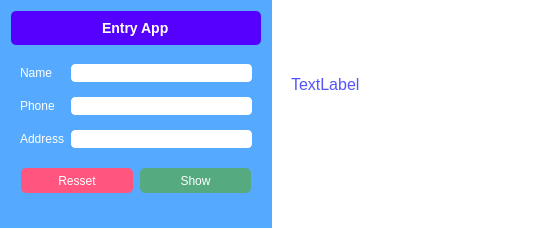
This is user_entry.ui in ngovhoan/LearnQt as Qt 5 draws it before an edit. The edited form follows.
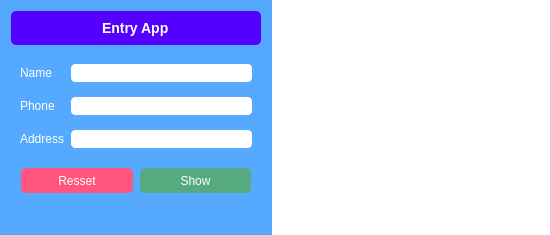
This is the edited form.

```diff
--- a/user_entry.ui
+++ b/user_entry.ui
@@ -7,7 +7,7 @@
     <x>0</x>
     <y>0</y>
     <width>550</width>
-    <height>228</height>
+    <height>235</height>
    </rect>
   </property>
   <property name="windowTitle">
@@ -338,13 +338,13 @@
          <property name="minimumSize">
           <size>
            <width>0</width>
-           <height>150</height>
+           <height>200</height>
           </size>
          </property>
          <property name="maximumSize">
           <size>
            <width>16777215</width>
-           <height>150</height>
+           <height>16777215</height>
           </size>
          </property>
          <property name="frameShape">
@@ -353,27 +353,6 @@
          <property name="frameShadow">
           <enum>QFrame::Raised</enum>
          </property>
-         <layout class="QVBoxLayout" name="verticalLayout_5">
-          <item>
-           <widget class="QLabel" name="lbStatus">
-            <property name="minimumSize">
-             <size>
-              <width>0</width>
-              <height>0</height>
-             </size>
-            </property>
-            <property name="maximumSize">
-             <size>
-              <width>16777215</width>
-              <height>16777215</height>
-             </size>
-            </property>
-            <property name="text">
-             <string>TextLabel</string>
-            </property>
-           </widget>
-          </item>
-         </layout>
         </widget>
        </item>
        <item>
```
Left out of the diff: 2 changed lines with no effect on the pictures.
